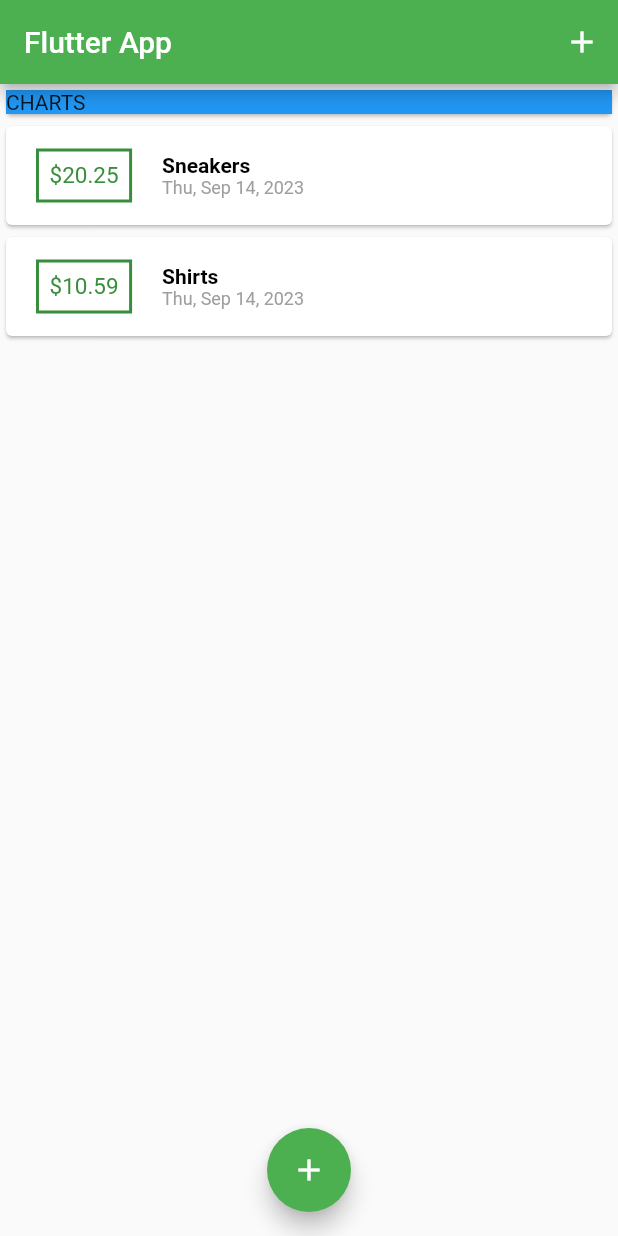
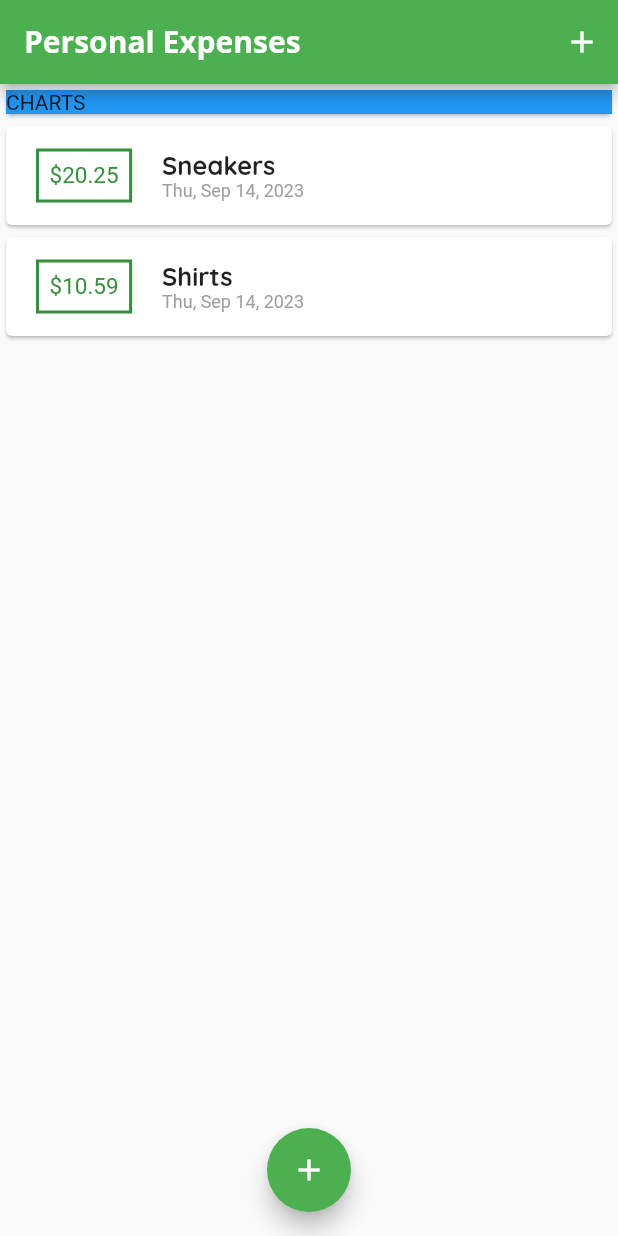
Before and after one commit to RichFlair/expenses-app, a Flutter app: the screen it shows after launch, on a phone screen of 412 x 824 dp. Run offline on Flutter 3.47's test engine with Material 2 defaults, Android fonts, the phone set to English and light mode, and no system bars.

Commit message:
adding fonts

```diff
--- a/lib/main.dart
+++ b/lib/main.dart
@@ -15,8 +15,24 @@ class MyApp extends StatelessWidget {
   Widget build(BuildContext context) {
     return MaterialApp(
       debugShowCheckedModeBanner: false,
-      title: 'Flutter App',
-      theme: ThemeData(primarySwatch: Colors.green),
+      title: 'Personal Expenses',
+      theme: ThemeData(
+        primarySwatch: Colors.green,
+        textTheme: ThemeData.light().textTheme.copyWith(
+              titleMedium: const TextStyle(
+                fontFamily: 'Quicksand',
+                fontWeight: FontWeight.bold,
+                fontSize: 17,
+              ),
+            ),
+        appBarTheme: const AppBarTheme(
+          titleTextStyle: TextStyle(
+            fontFamily: 'Opensans',
+            fontWeight: FontWeight.bold,
+            fontSize: 20,
+          ),
+        ),
+      ),
       home: const MyHomePage(),
     );
   }
@@ -75,7 +91,7 @@ class _MyHomePageState extends State<MyHomePage> {
   Widget build(BuildContext context) {
     return Scaffold(
       appBar: AppBar(
-        title: const Text('Flutter App'),
+        title: const Text('Personal Expenses'),
         actions: [
           IconButton(
             onPressed: () => _startAddNewTransaction(context),
--- a/lib/widgets/transaction_list.dart
+++ b/lib/widgets/transaction_list.dart
@@ -47,13 +47,8 @@ class TransactionList extends StatelessWidget {
                 crossAxisAlignment: CrossAxisAlignment.start,
                 children: [
                   // title
-                  Text(
-                    tx.title,
-                    style: const TextStyle(
-                      color: Colors.black,
-                      fontWeight: FontWeight.bold,
-                    ),
-                  ),
+                  Text(tx.title,
+                      style: Theme.of(context).textTheme.titleMedium),
                   // date
                   Text(
                     DateFormat.yMMMEd().format(
```
Also changed, not shown: pubspec.yaml (+13 -11 lines), assets/fonts/OpenSans-Bold.ttf (added), assets/fonts/OpenSans-Regular.ttf (added), assets/fonts/Quicksand-Bold.ttf (added), assets/fonts/Quicksand-Light.ttf (added), assets/fonts/Quicksand-Medium.ttf (added), assets/fonts/Quicksand-Regular.ttf (added).
